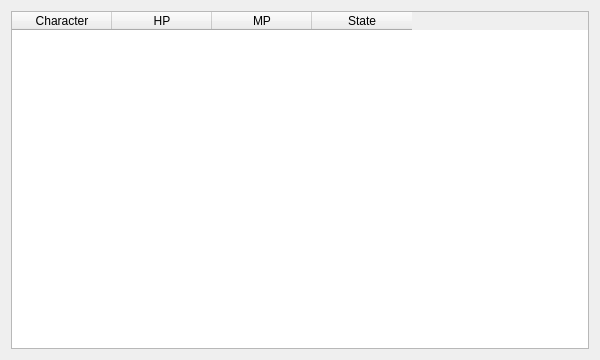
SandSnip3r/Hyperbot, file rl_ui/dashboardwidget.ui: the form before one commit.
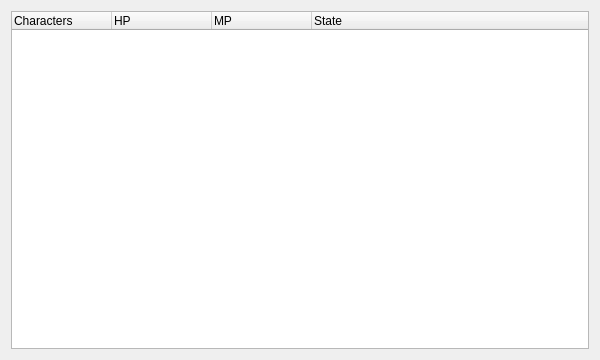
The form after the commit.

Commit message: rl_ui: implement expandable pair rows

```diff
--- a/rl_ui/dashboardwidget.ui
+++ b/rl_ui/dashboardwidget.ui
@@ -12,16 +12,10 @@
   </property>
   <layout class="QHBoxLayout" name="horizontalLayout">
    <item>
-    <widget class="QTableWidget" name="statusTable">
-     <property name="rowCount">
-      <number>0</number>
-     </property>
-     <property name="columnCount">
-      <number>4</number>
-     </property>
+    <widget class="QTreeWidget" name="statusTree">
      <column>
       <property name="text">
-       <string>Character</string>
+       <string>Characters</string>
       </property>
      </column>
      <column>
```
The commit also changes 2 other files.
